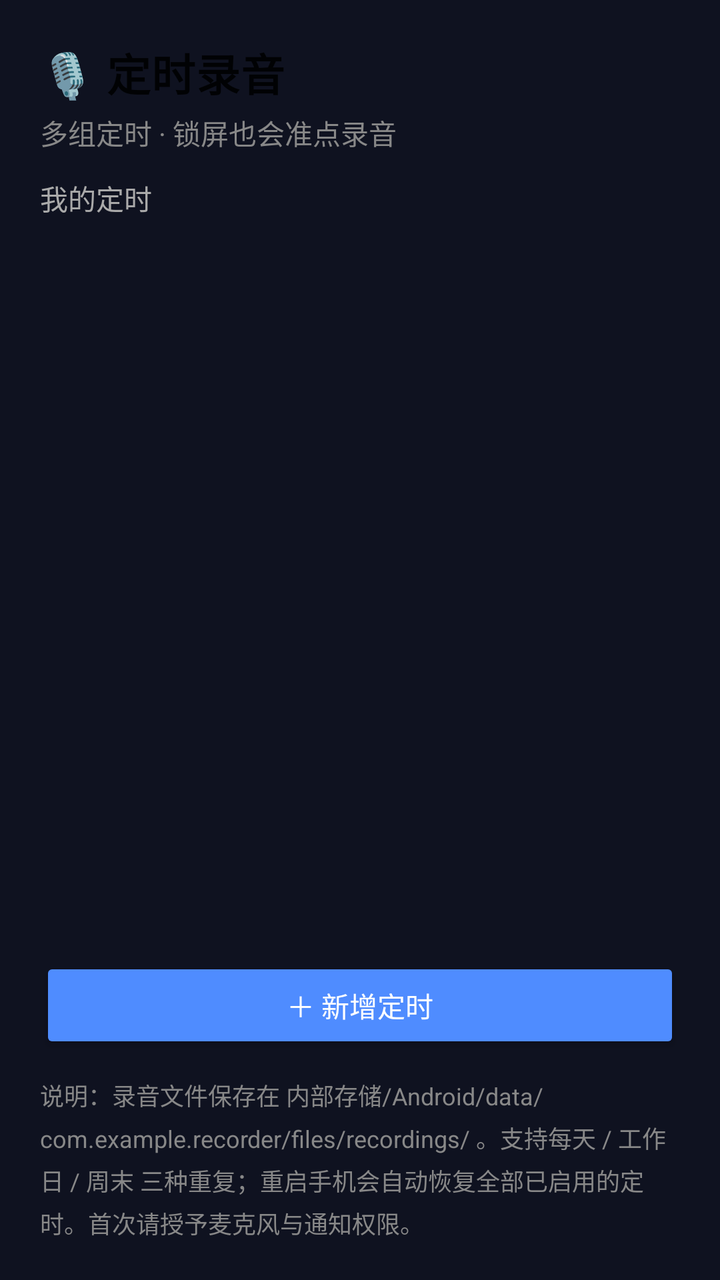
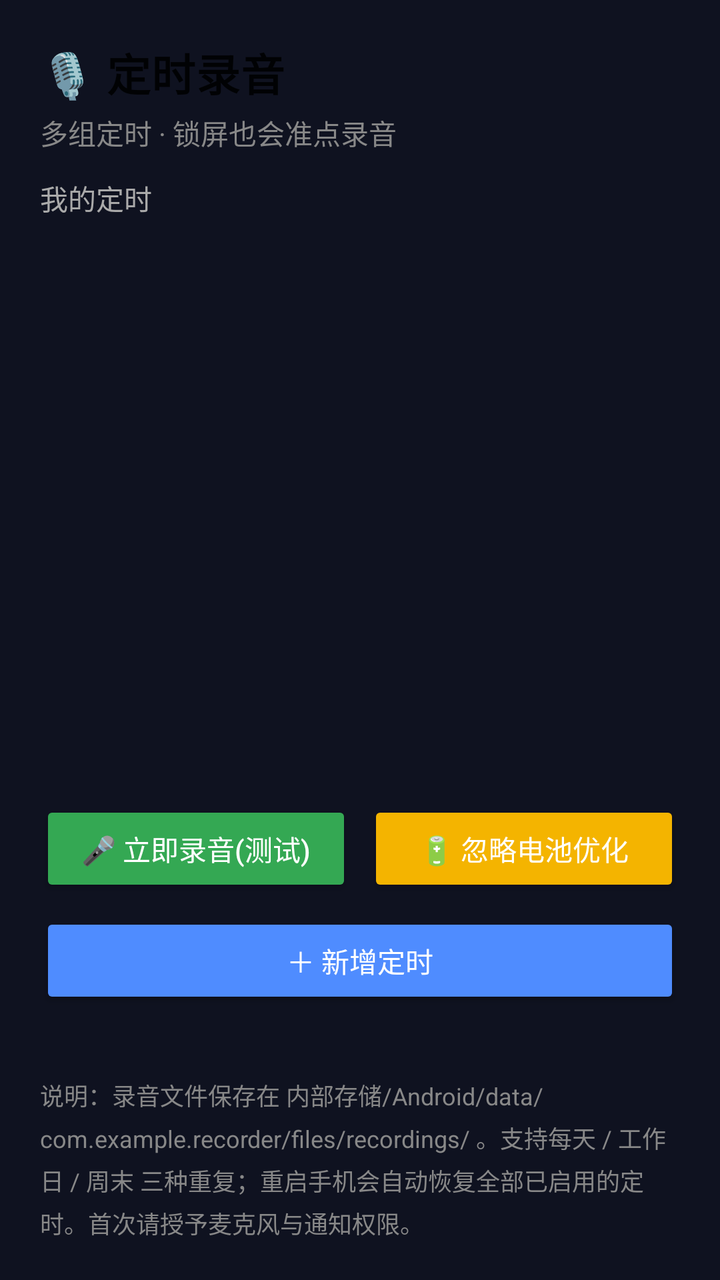

Before-and-after screenshots of an Android layout around one commit, followed by the original layout XML and the change that was made.
<!-- AndroidManifest.xml: application theme Theme.Recorder -->
<!-- res/layout/activity_main.xml -->
<?xml version="1.0" encoding="utf-8"?>
<LinearLayout xmlns:android="http://schemas.android.com/apk/res/android"
    android:layout_width="match_parent"
    android:layout_height="match_parent"
    android:orientation="vertical"
    android:padding="20dp">

    <TextView
        style="@style/TextAppearance.MaterialComponents.Headline6"
        android:layout_width="wrap_content"
        android:layout_height="wrap_content"
        android:text="🎙 定时录音"
        android:textSize="22sp"
        android:textStyle="bold" />

    <TextView
        android:layout_width="wrap_content"
        android:layout_height="wrap_content"
        android:layout_marginTop="4dp"
        android:text="多组定时 · 锁屏也会准点录音"
        android:textColor="#888" />

    <TextView
        android:layout_width="wrap_content"
        android:layout_height="wrap_content"
        android:layout_marginTop="12dp"
        android:text="我的定时"
        android:textColor="#aaa" />

    <ListView
        android:id="@+id/listView"
        android:layout_width="match_parent"
        android:layout_height="0dp"
        android:layout_marginTop="8dp"
        android:layout_weight="1" />

    <Button
        android:id="@+id/addBtn"
        android:layout_width="match_parent"
        android:layout_height="wrap_content"
        android:layout_marginTop="12dp"
        android:backgroundTint="#4f8cff"
        android:text="＋ 新增定时" />

    <TextView
        android:layout_width="match_parent"
        android:layout_height="wrap_content"
        android:layout_marginTop="12dp"
        android:lineSpacingExtra="4dp"
        android:text="说明：录音文件保存在 内部存储/Android/data/com.example.recorder/files/recordings/ 。支持每天 / 工作日 / 周末 三种重复；重启手机会自动恢复全部已启用的定时。首次请授予麦克风与通知权限。"
        android:textColor="#888"
        android:textSize="12sp" />

</LinearLayout>
<!-- resources referenced by this layout -->
<resources>
  <style name="Theme.Recorder" parent="Theme.MaterialComponents.DayNight.NoActionBar">
          <item name="colorPrimary">@color/purple_500</item>
          <item name="colorPrimaryDark">@color/bg</item>
          <item name="colorAccent">@color/teal_200</item>
          <item name="android:windowBackground">@color/bg</item>
          <item name="android:textColor">@color/white</item>
      </style>
  <color name="purple_500">#FF6200EE</color>
  <color name="bg">#0f1220</color>
  <color name="teal_200">#FF03DAC5</color>
  <color name="white">#FFFFFFFF</color>
</resources>

<!-- the commit's change to res/layout/activity_main.xml (unified diff, before → after) -->
@@ -34,18 +34,51 @@
         android:layout_marginTop="8dp"
         android:layout_weight="1" />
 
+    <LinearLayout
+        android:layout_width="match_parent"
+        android:layout_height="wrap_content"
+        android:layout_marginTop="12dp"
+        android:orientation="horizontal">
+
+        <Button
+            android:id="@+id/testBtn"
+            android:layout_width="0dp"
+            android:layout_height="wrap_content"
+            android:layout_marginEnd="8dp"
+            android:layout_weight="1"
+            android:backgroundTint="#34a853"
+            android:text="🎤 立即录音(测试)" />
+
+        <Button
+            android:id="@+id/battBtn"
+            android:layout_width="0dp"
+            android:layout_height="wrap_content"
+            android:layout_weight="1"
+            android:backgroundTint="#f4b400"
+            android:text="🔋 忽略电池优化" />
+    </LinearLayout>
+
     <Button
         android:id="@+id/addBtn"
         android:layout_width="match_parent"
         android:layout_height="wrap_content"
-        android:layout_marginTop="12dp"
+        android:layout_marginTop="8dp"
         android:backgroundTint="#4f8cff"
         android:text="＋ 新增定时" />
 
     <TextView
+        android:id="@+id/statusText"
         android:layout_width="match_parent"
         android:layout_height="wrap_content"
-        android:layout_marginTop="12dp"
+        android:layout_marginTop="10dp"
+        android:lineSpacingExtra="4dp"
+        android:textColor="#ccc"
+        android:textSize="12sp" />
+
+    <TextView
+        android:layout_width="match_parent"
+        android:layout_height="wrap_content"
+        android:layout_marginTop="8dp"
         android:lineSpacingExtra="4dp"
         android:text="说明：录音文件保存在 内部存储/Android/data/com.example.recorder/files/recordings/ 。支持每天 / 工作日 / 周末 三种重复；重启手机会自动恢复全部已启用的定时。首次请授予麦克风与通知权限。"
         android:textColor="#888"
